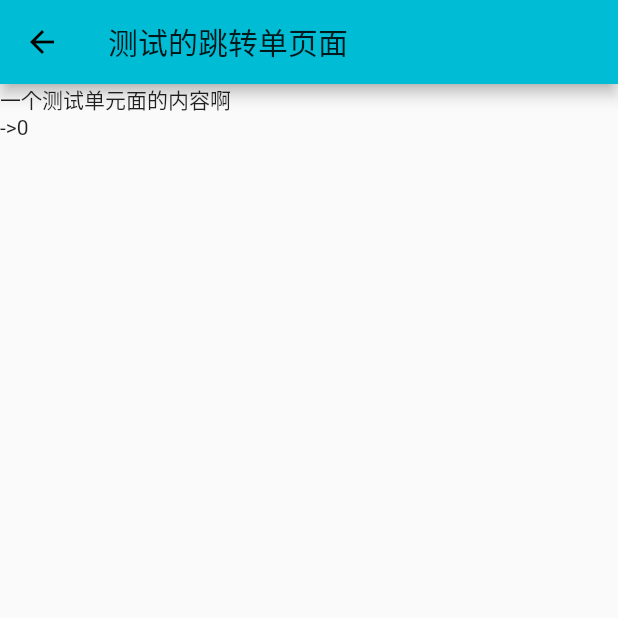
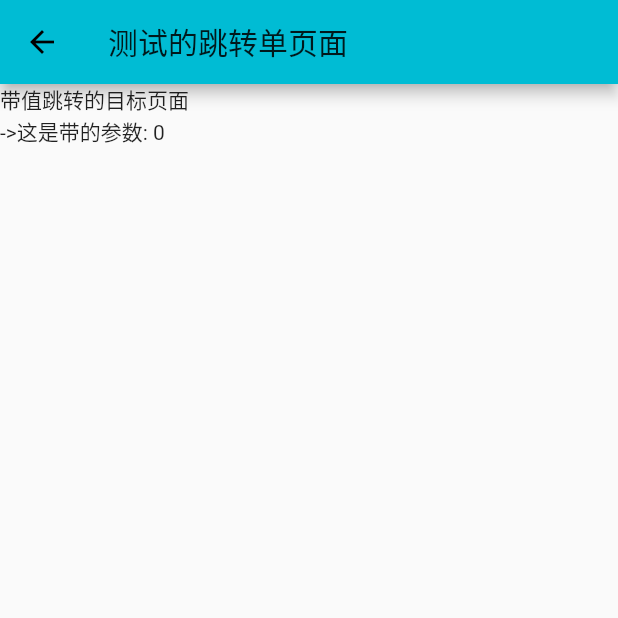
Before and after one commit to tcyeee/flutter_note, a Flutter app: the DemoSinglePage2 screen opened directly, on a phone screen of 412 x 824 dp, the top half of it. Run offline on Flutter 3.47's test engine with Material 2 defaults, Android fonts, the phone set to English and light mode, and no system bars; our stand-ins replace localstorage, shared_preferences; accounts and stored records are empty; network calls fail.

Commit message:
不带值跳转的目标页面

```diff
--- a/lib/pages/demo/15.dart
+++ b/lib/pages/demo/15.dart
@@ -1,6 +1,7 @@
 import 'package:flutter/cupertino.dart';
 import 'package:flutter/material.dart';
 
+// 带值跳转的目标页面
 class DemoSinglePage2 extends StatelessWidget {
   final arguments;
 
@@ -13,8 +14,8 @@ class DemoSinglePage2 extends StatelessWidget {
         body: Column(
             crossAxisAlignment: CrossAxisAlignment.start,
             children: <Widget>[
-              Text("一个测试单元面的内容啊"),
-              Text('->${arguments == null ? '0' : arguments['id']}'),
+              Text("带值跳转的目标页面"),
+              Text('->这是带的参数: ${arguments == null ? '0' : arguments['id']}'),
             ]));
   }
 }
--- a/lib/pages/demo/16.dart
+++ b/lib/pages/demo/17.dart
@@ -1,15 +1,15 @@
 import 'package:flutter/cupertino.dart';
 import 'package:flutter/material.dart';
 
-class DemoSinglePage3 extends StatelessWidget {
+class DemoSinglePage4 extends StatelessWidget {
   @override
   Widget build(BuildContext context) {
     return Center(
         child: RaisedButton(
-            child: Text("点击跳转到一个单页面"),
+            child: Text("不带值跳转到一个单页面"),
             onPressed: () {
-              // 带值跳转
-              Navigator.pushNamed(context, '/newPage', arguments: {"id": 123});
+              // 不带值跳转
+              Navigator.pushNamed(context, '/toNewPageWithoutData');
             }));
   }
 }
--- /dev/null
+++ b/lib/pages/demo/18.dart
@@ -0,0 +1,13 @@
+import 'package:flutter/cupertino.dart';
+import 'package:flutter/material.dart';
+
+class TagDemoSinglePage extends StatelessWidget {
+  @override
+  Widget build(BuildContext context) {
+    return Scaffold(
+        appBar: AppBar(title: Text("不带值跳转的目标页面")),
+        body: Center(
+          child: Text("这是不带值跳转的目标页面"),
+        ));
+  }
+}
--- a/lib/pages/demo/demo_home.dart
+++ b/lib/pages/demo/demo_home.dart
@@ -12,6 +12,7 @@ import 'package:fun_flutter_demo/pages/demo/10.dart';
 import 'package:fun_flutter_demo/pages/demo/11.dart';
 import 'package:fun_flutter_demo/pages/demo/12.dart';
 import '14.dart';
+import '17.dart';
 import 'demo_single_page.dart';
 
 class DemoHomePage extends StatefulWidget {
@@ -36,6 +37,7 @@ class _DemoHomePageState extends State<DemoHomePage> {
         _addOne(context, SynPageStatePage(), "动态页面"),
         _addOne(context, SynPage2(), "动态页面2"),
         _addOne(context, DiyReturn(), "自定义返回按钮"),
+        _addOne(context, DemoSinglePage4(), "不传值跳转"),
       ])
     ]);
   }
--- a/lib/router/router.dart
+++ b/lib/router/router.dart
@@ -1,13 +1,18 @@
 import 'package:flutter/cupertino.dart';
 import 'package:flutter/material.dart';
 import 'package:fun_flutter_demo/pages/demo/15.dart';
+import 'package:fun_flutter_demo/pages/demo/18.dart';
 import 'package:fun_flutter_demo/router/router_app_bar.dart';
 
 // 配置路由
 final router = {
   '/': (context, {arguments}) => MyHomePage(),
+  // 不带数据跳转
+  '/toNewPageWithoutData': (context) => TagDemoSinglePage(),
+  // 带数据跳转
   '/newPage': (context, {arguments}) => DemoSinglePage2(arguments: arguments),
 };
+
 // ignore: missing_return, top_level_function_literal_block
 var onGenerateRoute = (RouteSettings settings) {
   final String name = settings.name;
```
